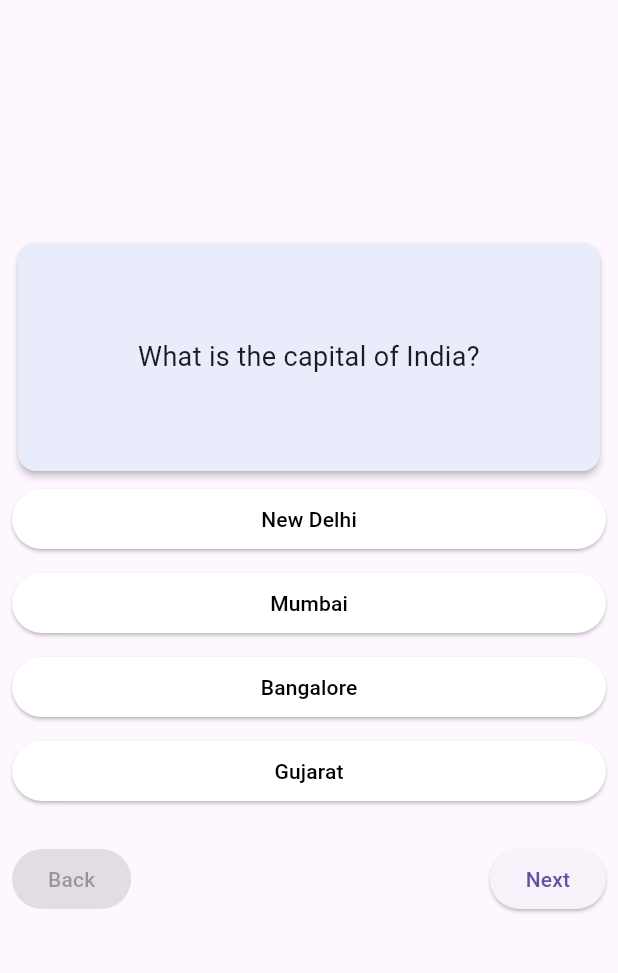
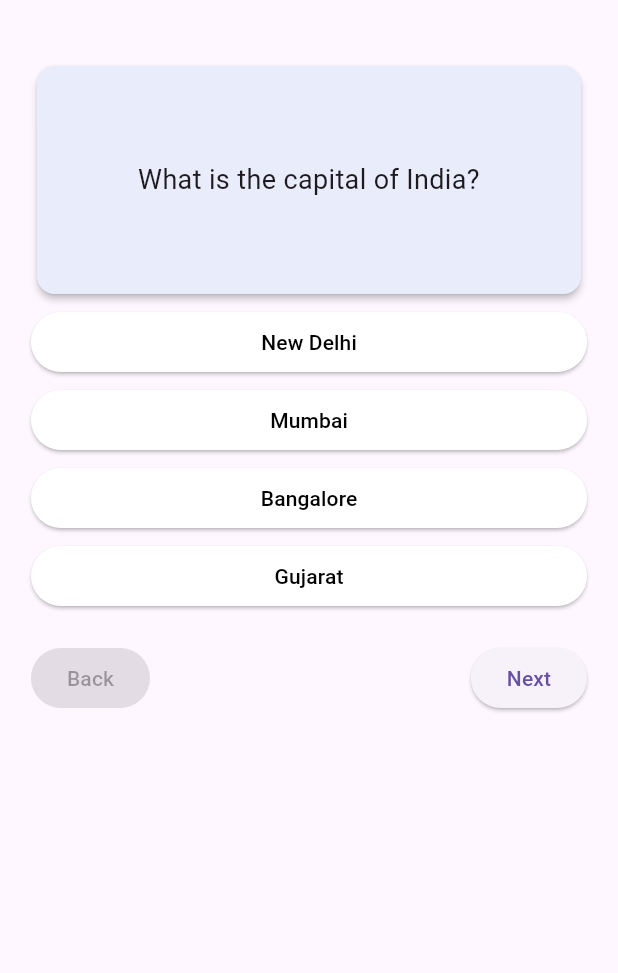
Before and after one commit to Sahid1411/first_app, a Flutter app: the screen it shows after launch, on a phone screen of 412 x 824 dp, the part 84-1057 px from its top. Run offline on Flutter 3.47's test engine with Material 3 defaults, Android fonts, the phone set to English and light mode, and no system bars.

Commit message:
Initial commit

```diff
--- a/lib/pages/home_page.dart
+++ b/lib/pages/home_page.dart
@@ -104,14 +104,22 @@ class _HomePageState extends State<HomePage> {
   Widget build(BuildContext context) {
     bool isLastQuestion = currentQuestion == questionAns.length - 1;
 
+    final screenSize = MediaQuery.of(context).size;
+    final dynamicWidth = screenSize.width * 0.9;
+
     return Scaffold(
       appBar: AppBar(
         title: Text('Quiz App'),
         foregroundColor: Colors.white,
         backgroundColor: Colors.deepPurple,
       ),
-      body: Padding(
+      body: SingleChildScrollView(
+        child: Padding(
           padding: const EdgeInsets.all(8.0),
+          child: Center(
+            child: SizedBox(
+              height: 500,
+              width: dynamicWidth,
               child: Column(
                 mainAxisAlignment: MainAxisAlignment.center,
                 children: [
@@ -137,7 +145,7 @@ class _HomePageState extends State<HomePage> {
                   // Options
                   ...List.generate(options[currentQuestion].length, (index) {
                     return Padding(
-                padding: const EdgeInsets.symmetric(vertical: 4.0),
+                      padding: const EdgeInsets.only(top: 4),
                       child: ElevatedButton(
                         onPressed: () => handleAnswerTap(index),
                         style: ElevatedButton.styleFrom(
@@ -176,6 +184,9 @@ class _HomePageState extends State<HomePage> {
                 ],
               ),
             ),
+          ),
+        ),
+      ),
     );
   }
 }
```
Lines whose indentation alone changed are shown as unchanged.
